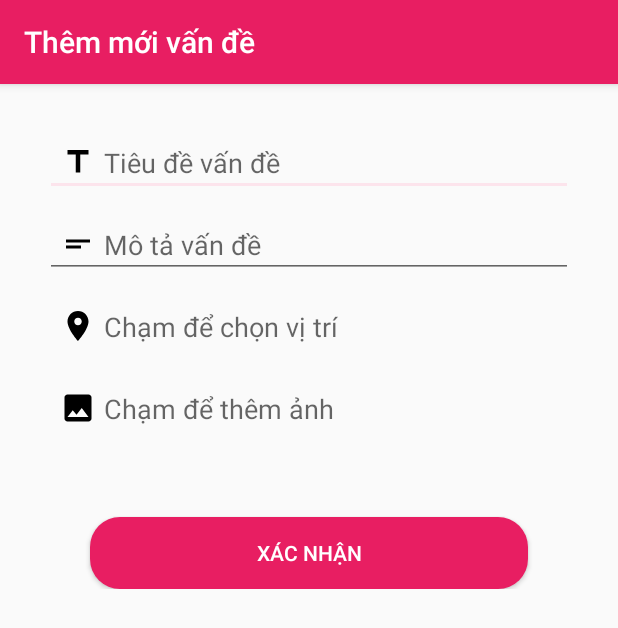
After one commit to nvkuy/environmental_protection, an Android app: the AddProblemActivity screen opened directly, with no data from a screen before it, on a phone screen of 412 x 824 dp. The commit adds this screen. Shown: the top 628 px of the screen. Run offline under Robolectric (Android 15) with nearby library versions, the phone set to English and light mode, and no system bars; 2 statements that could not run were skipped.

Commit message:
19/9/2018

```diff
--- a/app/build.gradle
+++ b/app/build.gradle
@@ -20,14 +20,16 @@ android {
 
 dependencies {
     implementation 'com.google.firebase:firebase-database:16.0.1'
-    implementation "com.google.android.gms:play-services-places:15.0.1"
+    implementation 'com.google.android.gms:play-services-places:15.0.1'
     implementation 'com.google.firebase:firebase-auth:16.0.3'
-    implementation fileTree(dir: 'libs', include: ['*.jar'])
+    implementation 'com.android.support:cardview-v7:27.1.1'
+    implementation fileTree(include: ['*.jar'], dir: 'libs')
     implementation 'com.android.support:appcompat-v7:27.1.1'
     implementation 'com.android.support.constraint:constraint-layout:1.1.3'
     implementation 'com.google.firebase:firebase-core:16.0.1'
     testImplementation 'junit:junit:4.12'
     androidTestImplementation 'com.android.support.test:runner:1.0.2'
     androidTestImplementation 'com.android.support.test.espresso:espresso-core:3.0.2'
+    implementation 'com.android.support:design:27.1.1'
 }
 apply plugin: 'com.google.gms.google-services'
--- /dev/null
+++ b/app/src/main/java/com/nguyenvukhanhuygmail/environmental_protection/AddProblemActivity.java
@@ -0,0 +1,132 @@
+package com.nguyenvukhanhuygmail.environmental_protection;
+
+import android.app.Dialog;
+import android.content.DialogInterface;
+import android.content.Intent;
+import android.os.Bundle;
+import android.support.v4.app.DialogFragment;
+import android.support.v7.app.AlertDialog;
+import android.support.v7.app.AppCompatActivity;
+import android.support.v7.widget.LinearLayoutManager;
+import android.support.v7.widget.RecyclerView;
+import android.view.View;
+import android.widget.Button;
+import android.widget.EditText;
+import android.widget.TextView;
+
+import com.google.android.gms.common.GooglePlayServicesNotAvailableException;
+import com.google.android.gms.common.GooglePlayServicesRepairableException;
+import com.google.android.gms.location.places.ui.PlacePicker;
+import com.nguyenvukhanhuygmail.environmental_protection.adapter.Problem_image_adapter;
+
+import java.util.List;
+
+public class AddProblemActivity extends AppCompatActivity {
+
+    EditText header_field, describe_field;
+    TextView tv_location, add_image;
+    RecyclerView rv_image_problem;
+    Button submit_button;
+
+    Problem_image_adapter problem_image_adapter;
+
+    List<byte[]> image_problem;
+
+    private final int PLACE_PICKER_REQUEST = 1, IMAGE_PICKER_REQUEST = 2, IMAGE_TAKER_REQUEST = 3;
+
+    @Override
+    protected void onCreate(Bundle savedInstanceState) {
+        super.onCreate(savedInstanceState);
+        setContentView(R.layout.activity_add_problem);
+        start();
+        onButtonClick();
+    }
+
+    @Override
+    protected void onActivityResult(int requestCode, int resultCode, Intent data) {
+        super.onActivityResult(requestCode, resultCode, data);
+
+        if (resultCode == RESULT_OK) {
+            if (requestCode == PLACE_PICKER_REQUEST) {
+                tv_location.setText(PlacePicker.getPlace(data, this).getName());
+            } else if (requestCode == IMAGE_PICKER_REQUEST) {
+
+            } else if (requestCode == IMAGE_TAKER_REQUEST) {
+
+            } else {
+
+            }
+        }
+
+    }
+
+    public static class PickOrTakeDialogFragment extends DialogFragment {
+        @Override
+        public Dialog onCreateDialog(Bundle savedInstanceState) {
+            // Use the Builder class for convenient dialog construction
+            AlertDialog.Builder builder = new AlertDialog.Builder(getActivity());
+            builder.setMessage(R.string.PickOrTakeDialogMsg)
+                    .setPositiveButton(R.string.TakeButton, new DialogInterface.OnClickListener() {
+                        public void onClick(DialogInterface dialog, int id) {
+
+                        }
+                    })
+                    .setNegativeButton(R.string.PickButton, new DialogInterface.OnClickListener() {
+                        public void onClick(DialogInterface dialog, int id) {
+
+                        }
+                    });
+            // Create the AlertDialog object and return it
+            return builder.create();
+        }
+    }
+
+    private void onButtonClick() {
+
+        tv_location.setOnClickListener(new View.OnClickListener() {
+            @Override
+            public void onClick(View view) {
+                PlacePicker.IntentBuilder builder = new PlacePicker.IntentBuilder();
+                try {
+                    startActivityForResult(builder.build(AddProblemActivity.this), PLACE_PICKER_REQUEST);
+                } catch (GooglePlayServicesRepairableException e) {
+                    e.printStackTrace();
+                } catch (GooglePlayServicesNotAvailableException e) {
+                    e.printStackTrace();
+                }
+            }
+        });
+
+        add_image.setOnClickListener(new View.OnClickListener() {
+            @Override
+            public void onClick(View view) {
+
+            }
+        });
+
+        submit_button.setOnClickListener(new View.OnClickListener() {
+            @Override
+            public void onClick(View view) {
+
+            }
+        });
+
+    }
+
+    private void start() {
+
+        getSupportActionBar().setTitle(R.string.add_problem);
+
+        rv_image_problem = (RecyclerView) findViewById(R.id.rv_image_problem);
+        rv_image_problem.setLayoutManager(new LinearLayoutManager(this, LinearLayoutManager.HORIZONTAL, false));
+        problem_image_adapter = new Problem_image_adapter(image_problem);
+        rv_image_problem.setAdapter(problem_image_adapter);
+
+        header_field = (EditText) findViewById(R.id.problem_title);
+        describe_field = (EditText) findViewById(R.id.describe_problem);
+        tv_location = (TextView) findViewById(R.id.place_picker_problem);
+        add_image = (TextView) findViewById(R.id.add_problem);
+        submit_button = (Button) findViewById(R.id.add_problem_button);
+
+    }
+}
--- /dev/null
+++ b/app/src/main/java/com/nguyenvukhanhuygmail/environmental_protection/adapter/Problem_image_adapter.java
@@ -0,0 +1,55 @@
+package com.nguyenvukhanhuygmail.environmental_protection.adapter;
+
+import android.graphics.Bitmap;
+import android.graphics.BitmapFactory;
+import android.support.annotation.NonNull;
+import android.support.v7.widget.RecyclerView;
+import android.view.LayoutInflater;
+import android.view.View;
+import android.view.ViewGroup;
+import android.widget.ImageView;
+
+import com.nguyenvukhanhuygmail.environmental_protection.R;
+
+import java.util.List;
+
+/**
+ * Created by Uy Nguyen on 9/19/2018.
+ */
+
+public class Problem_image_adapter extends RecyclerView.Adapter<Problem_image_adapter.SimpleViewHolder> {
+
+    List<byte[]> image_problem;
+
+    public Problem_image_adapter(List<byte[]> image_problem) {
+        this.image_problem = image_problem;
+    }
+
+    @NonNull
+    @Override
+    public SimpleViewHolder onCreateViewHolder(@NonNull ViewGroup parent, int viewType) {
+        return new SimpleViewHolder(LayoutInflater.from(parent.getContext()).inflate(R.layout.image_card, parent, false));
+    }
+
+    @Override
+    public void onBindViewHolder(@NonNull SimpleViewHolder holder, int position) {
+        Bitmap bitmap = BitmapFactory.decodeByteArray(image_problem.get(position), 0, image_problem.get(position).length);
+        holder.iv_problem.setImageBitmap(bitmap);
+    }
+
+    @Override
+    public int getItemCount() {
+        return image_problem.size();
+    }
+
+    public static class SimpleViewHolder extends RecyclerView.ViewHolder {
+
+        ImageView iv_problem;
+        public SimpleViewHolder(View view) {
+            super(view);
+            iv_problem = (ImageView) view.findViewById(R.id.iv_problem);
+        }
+
+    }
+
+}
--- /dev/null
+++ b/app/src/main/res/drawable/ic_image_black_24dp.xml
@@ -0,0 +1,9 @@
+<vector xmlns:android="http://schemas.android.com/apk/res/android"
+        android:width="24dp"
+        android:height="24dp"
+        android:viewportWidth="24.0"
+        android:viewportHeight="24.0">
+    <path
+        android:fillColor="#FF000000"
+        android:pathData="M21,19V5c0,-1.1 -0.9,-2 -2,-2H5c-1.1,0 -2,0.9 -2,2v14c0,1.1 0.9,2 2,2h14c1.1,0 2,-0.9 2,-2zM8.5,13.5l2.5,3.01L14.5,12l4.5,6H5l3.5,-4.5z"/>
+</vector>
--- /dev/null
+++ b/app/src/main/res/drawable/ic_short_text_black_24dp.xml
@@ -0,0 +1,9 @@
+<vector xmlns:android="http://schemas.android.com/apk/res/android"
+        android:width="24dp"
+        android:height="24dp"
+        android:viewportWidth="24.0"
+        android:viewportHeight="24.0">
+    <path
+        android:fillColor="#FF000000"
+        android:pathData="M4,9h16v2L4,11zM4,13h10v2L4,15z"/>
+</vector>
--- /dev/null
+++ b/app/src/main/res/drawable/ic_title_black_24dp.xml
@@ -0,0 +1,9 @@
+<vector xmlns:android="http://schemas.android.com/apk/res/android"
+        android:width="24dp"
+        android:height="24dp"
+        android:viewportWidth="24.0"
+        android:viewportHeight="24.0">
+    <path
+        android:fillColor="#FF000000"
+        android:pathData="M5,4v3h5.5v12h3V7H19V4z"/>
+</vector>
--- /dev/null
+++ b/app/src/main/res/layout/activity_add_problem.xml
@@ -0,0 +1,86 @@
+<?xml version="1.0" encoding="utf-8"?>
+<LinearLayout xmlns:android="http://schemas.android.com/apk/res/android"
+    android:orientation="vertical"
+    xmlns:tools="http://schemas.android.com/tools"
+    android:layout_width="match_parent"
+    android:layout_height="match_parent"
+    tools:context="com.nguyenvukhanhuygmail.environmental_protection.AddProblemActivity">
+
+    <ScrollView
+        android:layout_margin="30dp"
+        android:layout_width="match_parent"
+        android:layout_height="match_parent">
+
+        <LinearLayout
+            android:orientation="vertical"
+            android:layout_width="match_parent"
+            android:layout_height="wrap_content">
+
+            <EditText
+                android:id="@+id/problem_title"
+                android:layout_marginBottom="10dp"
+                android:hint="@string/problem_title"
+                android:drawablePadding="5dp"
+                android:padding="10dp"
+                android:textSize="18dp"
+                android:drawableLeft="@drawable/ic_title_black_24dp"
+                android:layout_width="match_parent"
+                android:layout_height="wrap_content" />
+
+            <EditText
+                android:minLines="2"
+                android:id="@+id/describe_problem"
+                android:layout_marginBottom="10dp"
+                android:hint="@string/describe_problem"
+                android:drawablePadding="5dp"
+                android:padding="10dp"
+                android:inputType="text"
+                android:textSize="18dp"
+                android:drawableLeft="@drawable/ic_short_text_black_24dp"
+                android:layout_width="match_parent"
+                android:layout_height="wrap_content" />
+
+            <TextView
+                android:id="@+id/place_picker_problem"
+                android:layout_marginBottom="10dp"
+                android:hint="@string/place_text_field_hint"
+                android:drawablePadding="5dp"
+                android:padding="10dp"
+                android:textSize="18dp"
+                android:drawableLeft="@drawable/ic_location_on_black_24dp"
+                android:layout_width="match_parent"
+                android:layout_height="wrap_content" />
+
+            <TextView
+                android:id="@+id/image_picker_problem"
+                android:layout_marginBottom="10dp"
+                android:hint="@string/AddImage"
+                android:drawablePadding="5dp"
+                android:padding="10dp"
+                android:textSize="18dp"
+                android:drawableLeft="@drawable/ic_image_black_24dp"
+                android:layout_width="match_parent"
+                android:layout_height="wrap_content" />
+
+            <android.support.v7.widget.RecyclerView
+                android:id="@+id/rv_image_problem"
+                android:layout_width="match_parent"
+                android:layout_height="wrap_content">
+
+            </android.support.v7.widget.RecyclerView>
+
+            <Button
+                android:textColor="@color/white"
+                android:background="@drawable/auth_button"
+                android:text="@string/add_problem_button"
+                android:layout_marginHorizontal="30dp"
+                android:id="@+id/add_problem_button"
+                android:layout_marginTop="40dp"
+                android:layout_width="match_parent"
+                android:layout_height="wrap_content" />
+
+        </LinearLayout>
+
+    </ScrollView>
+
+</LinearLayout>
--- a/app/src/main/res/layout/activity_login.xml
+++ b/app/src/main/res/layout/activity_login.xml
@@ -14,7 +14,7 @@
         android:layout_width="match_parent"
         android:layout_height="0dp">
         <ImageView
-            android:background="@drawable/logo"
+            android:src="@drawable/logo"
             android:layout_width="wrap_content"
             android:layout_height="100dp" />
     </LinearLayout>
--- a/app/src/main/res/values/strings.xml
+++ b/app/src/main/res/values/strings.xml
@@ -12,4 +12,12 @@
     <string name="phone_number_field_hint">Số điện thoại</string>
     <string name="place_text_field_hint">Chạm để chọn vị trí</string>
     <string name="google_place_api">AIzaSyDd5JzsCLsZZFPkl-f5Kyw83yU52EoWKLo</string>
+    <string name="problem_title">Tiêu đề vấn đề</string>
+    <string name="describe_problem">Mô tả vấn đề</string>
+    <string name="AddImage">Chạm để thêm ảnh</string>
+    <string name="add_problem_button">Xác nhận</string>
+    <string name="add_problem">Thêm mới vấn đề</string>
+    <string name="PickOrTakeDialogMsg">Bạn muốn chụp hay chọn ảnh?</string>
+    <string name="TakeButton">Chụp ảnh</string>
+    <string name="PickButton">Chọn ảnh</string>
 </resources>
```
Also changed, not shown: app/src/main/AndroidManifest.xml (+6 -3 lines), app/src/main/java/com/nguyenvukhanhuygmail/environmental_protection/MainActivity.java (+29 -0 lines), app/src/main/java/com/nguyenvukhanhuygmail/environmental_protection/authentication/RegisterActivity.java (+14 -8 lines), app/src/main/java/com/nguyenvukhanhuygmail/environmental_protection/model/Problem.java (added, +106 -0 lines), app/src/main/java/com/nguyenvukhanhuygmail/environmental_protection/model/User.java (added, +70 -0 lines), app/src/main/res/drawable/ic_add_primary_24dp.xml (added, +9 -0 lines), app/src/main/res/layout/activity_main.xml (+20 -3 lines), app/src/main/res/layout/image_card.xml (added, +23 -0 lines).
